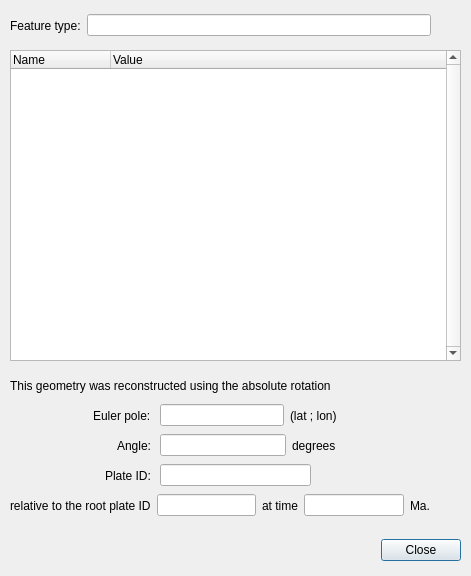
GPlates/GPlates, file src/qt-widgets/QueryFeaturePropertiesDialogUi.ui: the form before one commit.
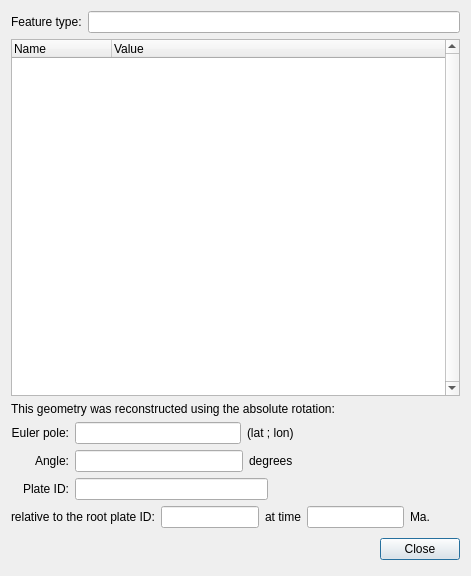
The form after the commit.

Commit message:
Replaced source:/gplates/trunk using source:/gplates/branches/ui-additions-2007-oct-19#1814 incorporating log:/gplates/branches/ui-additions-2007-oct-19#1795:1814
This is "[wiki:MergingInSubversion#Replacingonebranchwithanother replacing one branch with another]". The command used was:
{{{
svn merge http://svn.gplates.org/gplates/trunk@1814 http://svn.gplates.org/gplates/branches/ui-additions-2007-oct-19@1814
}}}
from inside the root directory of a working copy of the trunk.

```diff
--- a/src/qt-widgets/QueryFeaturePropertiesDialogUi.ui
+++ b/src/qt-widgets/QueryFeaturePropertiesDialogUi.ui
@@ -12,62 +12,8 @@
   <property name="windowTitle" >
    <string>Query Feature Properties</string>
   </property>
-  <widget class="QWidget" name="layoutWidget" >
-   <property name="geometry" >
-    <rect>
-     <x>10</x>
-     <y>530</y>
-     <width>451</width>
-     <height>40</height>
-    </rect>
-   </property>
-   <layout class="QHBoxLayout" >
-    <property name="spacing" >
-     <number>6</number>
-    </property>
-    <property name="leftMargin" >
-     <number>0</number>
-    </property>
-    <property name="topMargin" >
-     <number>0</number>
-    </property>
-    <property name="rightMargin" >
-     <number>0</number>
-    </property>
-    <property name="bottomMargin" >
-     <number>0</number>
-    </property>
+  <layout class="QVBoxLayout" >
     <item>
-     <spacer>
-      <property name="orientation" >
-       <enum>Qt::Horizontal</enum>
-      </property>
-      <property name="sizeHint" >
-       <size>
-        <width>131</width>
-        <height>31</height>
-       </size>
-      </property>
-     </spacer>
-    </item>
-    <item>
-     <widget class="QPushButton" name="button_Close" >
-      <property name="text" >
-       <string>Close</string>
-      </property>
-     </widget>
-    </item>
-   </layout>
-  </widget>
-  <widget class="QWidget" name="horizontalLayout" >
-   <property name="geometry" >
-    <rect>
-     <x>10</x>
-     <y>10</y>
-     <width>421</width>
-     <height>31</height>
-    </rect>
-   </property>
    <layout class="QHBoxLayout" >
     <property name="spacing" >
      <number>6</number>
@@ -95,16 +41,9 @@
      <widget class="QLineEdit" name="field_Feature_Type" />
     </item>
    </layout>
-  </widget>
+   </item>
+   <item>
   <widget class="QTreeWidget" name="tree_widget_Properties" >
-   <property name="geometry" >
-    <rect>
-     <x>10</x>
-     <y>50</y>
-     <width>451</width>
-     <height>311</height>
-    </rect>
-   </property>
    <property name="verticalScrollBarPolicy" >
     <enum>Qt::ScrollBarAlwaysOn</enum>
    </property>
@@ -122,34 +61,27 @@
     </property>
    </column>
   </widget>
-  <widget class="QWidget" name="horizontalLayout_2" >
-   <property name="geometry" >
-    <rect>
-     <x>10</x>
-     <y>370</y>
-     <width>451</width>
-     <height>31</height>
-    </rect>
-   </property>
-   <layout class="QHBoxLayout" >
+   </item>
     <item>
      <widget class="QLabel" name="label" >
       <property name="text" >
-       <string>This geometry was reconstructed using the absolute rotation</string>
+      <string>This geometry was reconstructed using the absolute rotation:</string>
       </property>
      </widget>
     </item>
-   </layout>
-  </widget>
-  <widget class="QWidget" name="horizontalLayout_3" >
-   <property name="geometry" >
-    <rect>
-     <x>160</x>
-     <y>400</y>
-     <width>301</width>
-     <height>31</height>
-    </rect>
-   </property>
+   <item>
+    <layout class="QGridLayout" >
+     <item row="0" column="0" >
+      <widget class="QLabel" name="label_2" >
+       <property name="text" >
+        <string>Euler pole:</string>
+       </property>
+       <property name="alignment" >
+        <set>Qt::AlignRight|Qt::AlignTrailing|Qt::AlignVCenter</set>
+       </property>
+      </widget>
+     </item>
+     <item row="0" column="1" >
    <layout class="QHBoxLayout" >
     <item>
      <widget class="QLineEdit" name="field_Euler_Pole" />
@@ -175,16 +107,18 @@
      </spacer>
     </item>
    </layout>
-  </widget>
-  <widget class="QWidget" name="horizontalLayout_4" >
-   <property name="geometry" >
-    <rect>
-     <x>160</x>
-     <y>430</y>
-     <width>301</width>
-     <height>31</height>
-    </rect>
-   </property>
+     </item>
+     <item row="1" column="0" >
+      <widget class="QLabel" name="label_3" >
+       <property name="text" >
+        <string>Angle:</string>
+       </property>
+       <property name="alignment" >
+        <set>Qt::AlignRight|Qt::AlignTrailing|Qt::AlignVCenter</set>
+       </property>
+      </widget>
+     </item>
+     <item row="1" column="1" >
    <layout class="QHBoxLayout" >
     <item>
      <widget class="QLineEdit" name="field_Angle" />
@@ -210,16 +144,18 @@
      </spacer>
     </item>
    </layout>
-  </widget>
-  <widget class="QWidget" name="horizontalLayout_5" >
-   <property name="geometry" >
-    <rect>
-     <x>160</x>
-     <y>460</y>
-     <width>301</width>
-     <height>31</height>
-    </rect>
-   </property>
+     </item>
+     <item row="2" column="0" >
+      <widget class="QLabel" name="label_4" >
+       <property name="text" >
+        <string>Plate ID:</string>
+       </property>
+       <property name="alignment" >
+        <set>Qt::AlignRight|Qt::AlignTrailing|Qt::AlignVCenter</set>
+       </property>
+      </widget>
+     </item>
+     <item row="2" column="1" >
    <layout class="QHBoxLayout" >
     <item>
      <widget class="QLineEdit" name="field_Plate_ID" />
@@ -238,21 +174,15 @@
      </spacer>
     </item>
    </layout>
-  </widget>
-  <widget class="QWidget" name="horizontalLayout_6" >
-   <property name="geometry" >
-    <rect>
-     <x>10</x>
-     <y>490</y>
-     <width>451</width>
-     <height>31</height>
-    </rect>
-   </property>
+     </item>
+    </layout>
+   </item>
+   <item>
    <layout class="QHBoxLayout" >
     <item>
      <widget class="QLabel" name="label_5" >
       <property name="text" >
-       <string>relative to the root plate ID</string>
+        <string>relative to the root plate ID:</string>
       </property>
      </widget>
     </item>
@@ -290,81 +220,24 @@
      </spacer>
     </item>
    </layout>
-  </widget>
-  <widget class="QWidget" name="horizontalLayout_7" >
-   <property name="geometry" >
-    <rect>
-     <x>10</x>
-     <y>400</y>
-     <width>141</width>
-     <height>31</height>
-    </rect>
-   </property>
-   <layout class="QHBoxLayout" >
-    <item>
-     <spacer>
-      <property name="orientation" >
-       <enum>Qt::Horizontal</enum>
-      </property>
-      <property name="sizeHint" >
-       <size>
-        <width>40</width>
-        <height>20</height>
-       </size>
-      </property>
-     </spacer>
     </item>
     <item>
-     <widget class="QLabel" name="label_2" >
-      <property name="text" >
-       <string>Euler pole:</string>
-      </property>
-     </widget>
-    </item>
-   </layout>
-  </widget>
-  <widget class="QWidget" name="horizontalLayout_8" >
-   <property name="geometry" >
-    <rect>
-     <x>10</x>
-     <y>430</y>
-     <width>141</width>
-     <height>31</height>
-    </rect>
-   </property>
    <layout class="QHBoxLayout" >
-    <item>
-     <spacer>
-      <property name="orientation" >
-       <enum>Qt::Horizontal</enum>
-      </property>
-      <property name="sizeHint" >
-       <size>
-        <width>40</width>
-        <height>20</height>
-       </size>
-      </property>
-     </spacer>
-    </item>
-    <item>
-     <widget class="QLabel" name="label_3" >
-      <property name="text" >
-       <string>Angle:</string>
-      </property>
-     </widget>
-    </item>
-   </layout>
-  </widget>
-  <widget class="QWidget" name="horizontalLayout_9" >
-   <property name="geometry" >
-    <rect>
-     <x>10</x>
-     <y>460</y>
-     <width>141</width>
-     <height>31</height>
-    </rect>
-   </property>
-   <layout class="QHBoxLayout" >
+     <property name="spacing" >
+      <number>6</number>
+     </property>
+     <property name="leftMargin" >
+      <number>0</number>
+     </property>
+     <property name="topMargin" >
+      <number>0</number>
+     </property>
+     <property name="rightMargin" >
+      <number>0</number>
+     </property>
+     <property name="bottomMargin" >
+      <number>0</number>
+     </property>
     <item>
      <spacer>
       <property name="orientation" >
@@ -372,21 +245,22 @@
       </property>
       <property name="sizeHint" >
        <size>
-        <width>40</width>
-        <height>20</height>
+         <width>131</width>
+         <height>31</height>
        </size>
       </property>
      </spacer>
     </item>
     <item>
-     <widget class="QLabel" name="label_4" >
+      <widget class="QPushButton" name="button_Close" >
       <property name="text" >
-       <string>Plate ID:</string>
+        <string>Close</string>
       </property>
      </widget>
     </item>
    </layout>
-  </widget>
+   </item>
+  </layout>
  </widget>
  <resources/>
  <connections>
```
Lines whose indentation alone changed are shown as unchanged. The commit also changes 26 other files.
